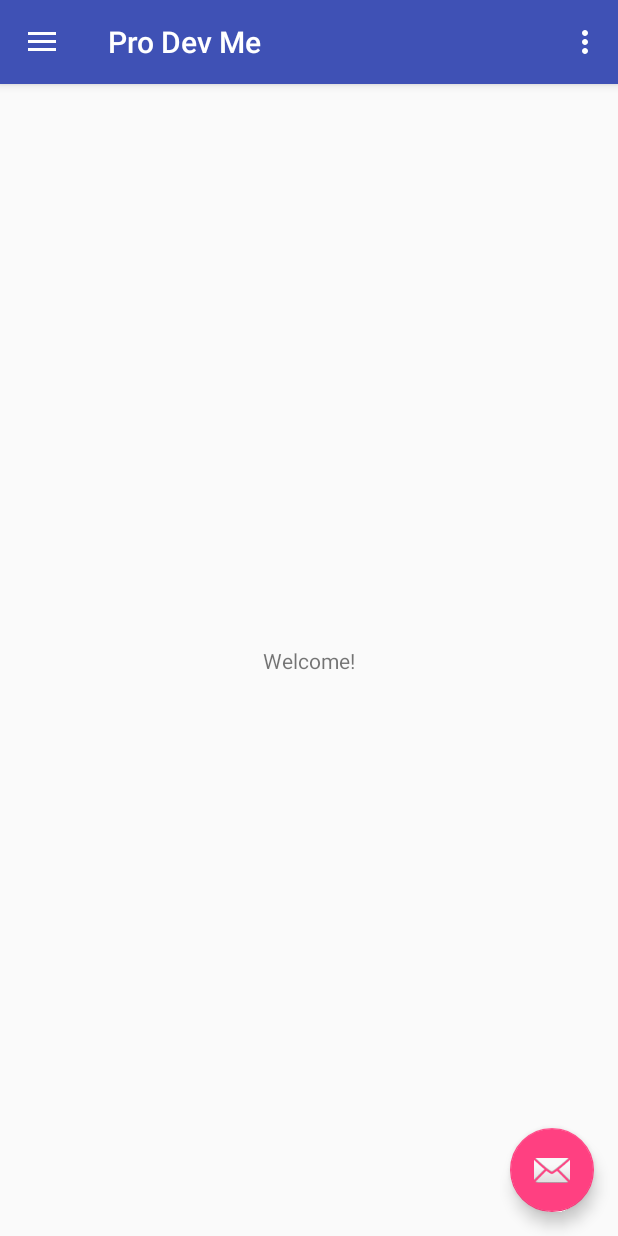
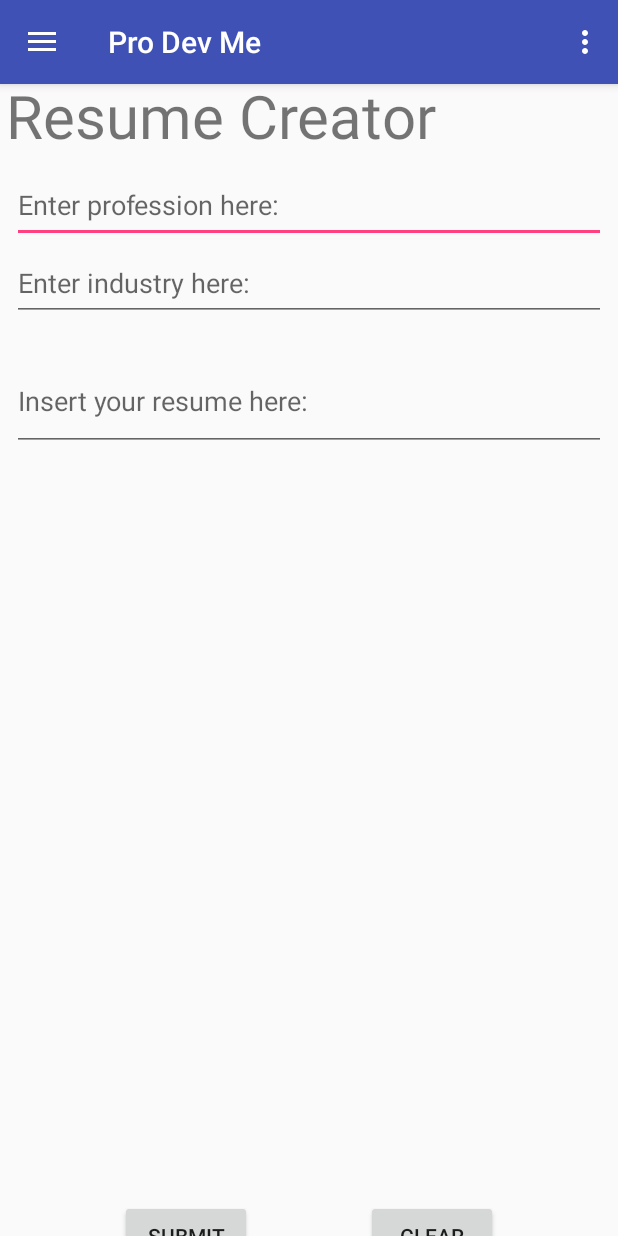
Before and after one commit to jacchevr/ProDevMe, an Android app: the screen it shows after launch (MainActivity), in the side drawer, after a tap on "Create Resume", on a phone screen of 412 x 824 dp. Run offline under Robolectric (Android 15) with nearby library versions, the phone set to English and light mode, and no system bars; our stand-ins replace Room's generated code; libraries missing offline, so code that uses them is left out: com.facebook.stetho; 1 statement that could not run was skipped.

Commit message:
Added new fragments.
Added a welcome screen fragment, a resume viewer fragment, and a resume fragment.

```diff
--- a/app/build.gradle
+++ b/app/build.gradle
@@ -29,6 +29,7 @@ dependencies {
     compile 'com.android.support:design:27.1.0'
     compile 'com.android.support.constraint:constraint-layout:1.0.2'
     compile 'android.arch.persistence.room:runtime:1.0.0'
+    compile 'com.facebook.stetho:stetho:1.5.0'
     testCompile 'junit:junit:4.12'
     annotationProcessor 'android.arch.persistence.room:compiler:1.0.0'
 }
--- a/app/src/main/AndroidManifest.xml
+++ b/app/src/main/AndroidManifest.xml
@@ -8,7 +8,8 @@
     android:label="@string/app_name"
     android:roundIcon="@mipmap/ic_launcher_round"
     android:supportsRtl="true"
-    android:theme="@style/AppTheme">
+    android:theme="@style/AppTheme"
+    android:name=".MyApplication">
     <activity
       android:label="@string/app_name"
       android:name=".MainActivity"
--- a/app/src/main/java/edu/cnm/deepdive/prodevme/MainActivity.java
+++ b/app/src/main/java/edu/cnm/deepdive/prodevme/MainActivity.java
@@ -2,9 +2,6 @@ package edu.cnm.deepdive.prodevme;
 
 import android.arch.persistence.room.Room;
 import android.os.Bundle;
-import android.support.design.widget.FloatingActionButton;
-import android.support.design.widget.Snackbar;
-import android.view.View;
 import android.support.design.widget.NavigationView;
 import android.support.v4.view.GravityCompat;
 import android.support.v4.widget.DrawerLayout;
@@ -26,14 +23,6 @@ public class MainActivity extends AppCompatActivity
     Toolbar toolbar = (Toolbar) findViewById(R.id.toolbar);
     setSupportActionBar(toolbar);
 
-    FloatingActionButton fab = (FloatingActionButton) findViewById(R.id.fab);
-    fab.setOnClickListener(new View.OnClickListener() {
-      @Override
-      public void onClick(View view) {
-        Snackbar.make(view, "Replace with your own action", Snackbar.LENGTH_LONG)
-            .setAction("Action", null).show();
-      }
-    });
 
     DrawerLayout drawer = (DrawerLayout) findViewById(R.id.drawer_layout);
     ActionBarDrawerToggle toggle = new ActionBarDrawerToggle(
@@ -43,6 +32,10 @@ public class MainActivity extends AppCompatActivity
 
     NavigationView navigationView = (NavigationView) findViewById(R.id.nav_view);
     navigationView.setNavigationItemSelectedListener(this);
+    getSupportFragmentManager().beginTransaction()
+                               .replace(R.id.fragment_container, new WelcomeScreenFragment())
+                               .commit();
+
   }
 
   @Override
@@ -86,6 +79,9 @@ public class MainActivity extends AppCompatActivity
     if (id == R.id.my_resumes) {
       // Handle the camera action
     } else if (id == R.id.create_resume) {
+      getSupportFragmentManager().beginTransaction()
+          .replace(R.id.fragment_container, new ResumeFragment())
+          .commit();
 
     } else if (id == R.id.upload_resume) {
 
@@ -100,7 +96,7 @@ public class MainActivity extends AppCompatActivity
     return true;
   }
 
-  public ResumeDatabase getGetDatabase() {
+  public ResumeDatabase getDatabase() {
     if (rDatabase == null){
       rDatabase = Room.databaseBuilder
           (getApplicationContext(), ResumeDatabase.class, "document").build();
--- /dev/null
+++ b/app/src/main/java/edu/cnm/deepdive/prodevme/MyApplication.java
@@ -0,0 +1,11 @@
+package edu.cnm.deepdive.prodevme;
+
+import android.app.Application;
+import com.facebook.stetho.Stetho;
+
+public class MyApplication extends Application {
+    public void onCreate() {
+      super.onCreate();
+      Stetho.initializeWithDefaults(this);
+    }
+  }
--- a/app/src/main/java/edu/cnm/deepdive/prodevme/ResumeDatabase.java
+++ b/app/src/main/java/edu/cnm/deepdive/prodevme/ResumeDatabase.java
@@ -4,6 +4,7 @@ package edu.cnm.deepdive.prodevme;
 import android.arch.persistence.room.Database;
 import android.arch.persistence.room.RoomDatabase;
 import edu.cnm.deepdive.prodevme.dao.DocumentDao;
+import edu.cnm.deepdive.prodevme.dao.UserDao;
 import edu.cnm.deepdive.prodevme.models.Document;
 import edu.cnm.deepdive.prodevme.models.User;
 
@@ -12,4 +13,5 @@ public abstract class ResumeDatabase extends RoomDatabase {
 
   public abstract DocumentDao documentDao();
 
+  public abstract UserDao userDao();
 }
--- a/app/src/main/java/edu/cnm/deepdive/prodevme/ResumeFragment.java
+++ b/app/src/main/java/edu/cnm/deepdive/prodevme/ResumeFragment.java
@@ -6,6 +6,8 @@ import android.support.v4.app.Fragment;
 import android.view.LayoutInflater;
 import android.view.View;
 import android.view.ViewGroup;
+import edu.cnm.deepdive.prodevme.models.Document;
+import edu.cnm.deepdive.prodevme.models.User;
 
 
 /**
@@ -24,7 +26,20 @@ public class ResumeFragment extends Fragment {
       Bundle savedInstanceState) {
     // Inflate the layout for this fragment
     View view = inflater.inflate(R.layout.fragment_resume, container, false);
-
+    new Thread(new Runnable() {
+      @Override
+      public void run() {
+        User user = new User();
+        user.setFirstName("Steve");
+        Document document = new Document();
+        document.setProfession("Java Programmer");
+        document.setIndustry("IT");
+        document.setResume("Resume"); //-Chris
+        document.setUserId(((MainActivity) getActivity()).getDatabase().userDao().insert(user));
+//        document.setUserId(user.getId());
+    ((MainActivity)getActivity()).getDatabase().documentDao().insert(document);
+      }
+    }).start();
 
 
     return view;
--- /dev/null
+++ b/app/src/main/java/edu/cnm/deepdive/prodevme/ResumeViewer.java
@@ -0,0 +1,29 @@
+package edu.cnm.deepdive.prodevme;
+
+
+import android.os.Bundle;
+import android.support.v4.app.Fragment;
+import android.view.LayoutInflater;
+import android.view.View;
+import android.view.ViewGroup;
+
+
+/**
+ * A simple {@link Fragment} subclass.
+ */
+public class ResumeViewer extends Fragment {
+
+
+  public ResumeViewer() {
+    // Required empty public constructor
+  }
+
+
+  @Override
+  public View onCreateView(LayoutInflater inflater, ViewGroup container,
+      Bundle savedInstanceState) {
+    // Inflate the layout for this fragment
+    return inflater.inflate(R.layout.fragment_resume_viewer, container, false);
+  }
+
+}
--- a/app/src/main/java/edu/cnm/deepdive/prodevme/dao/DocumentDao.java
+++ b/app/src/main/java/edu/cnm/deepdive/prodevme/dao/DocumentDao.java
@@ -1,9 +1,29 @@
 package edu.cnm.deepdive.prodevme.dao;
 
 import android.arch.persistence.room.Dao;
+import android.arch.persistence.room.Insert;
 import android.arch.persistence.room.Query;
+import edu.cnm.deepdive.prodevme.models.Document;
+import java.util.List;
 
 @Dao
 public interface DocumentDao {
 
+  @Query("SELECT * FROM document")
+  List<Document> getAll();
+
+  @Query("SELECT * FROM document WHERE resume LIKE :resume LIMIT 1")
+  Document findByResume(String resume);
+
+  @Query("SELECT * FROM document WHERE profession LIKE :profession LIMIT 1")
+  Document findByProfession(String profession);
+
+  @Query("SELECT * FROM document WHERE industry LIKE :industry LIMIT 1")
+  Document findByIndustry(String industry);
+
+  @Query("SELECT * FROM document WHERE id LIKE :id LIMIT 1")
+  Document findById(int id);
+
+  @Insert
+  long insert(Document document);
 }
--- /dev/null
+++ b/app/src/main/java/edu/cnm/deepdive/prodevme/dao/UserDao.java
@@ -0,0 +1,29 @@
+package edu.cnm.deepdive.prodevme.dao;
+
+
+import android.arch.persistence.room.Dao;
+import android.arch.persistence.room.Insert;
+import android.arch.persistence.room.Query;
+import edu.cnm.deepdive.prodevme.models.Document;
+import edu.cnm.deepdive.prodevme.models.User;
+import java.util.List;
+
+@Dao
+public interface UserDao {
+
+  @Query("SELECT * FROM user")
+  List<User> getAll();
+
+  @Query("SELECT * FROM user WHERE first_name LIKE :firstName AND last_name LIKE :lastName LIMIT 1")
+  User findByFullName(String firstName, String lastName);
+
+  @Query("SELECT * FROM user WHERE first_name LIKE :firstName LIMIT 1")
+  User findByFirstName(String firstName);
+
+  @Query("SELECT * FROM user WHERE last_name LIKE :lastName LIMIT 1")
+  User findByLastName(String lastName);
+
+  @Insert
+  long insert(User user);
+
+}
--- a/app/src/main/java/edu/cnm/deepdive/prodevme/models/Document.java
+++ b/app/src/main/java/edu/cnm/deepdive/prodevme/models/Document.java
@@ -2,13 +2,20 @@ package edu.cnm.deepdive.prodevme.models;
 
 import android.arch.persistence.room.ColumnInfo;
 import android.arch.persistence.room.Entity;
+import android.arch.persistence.room.ForeignKey;
 import android.arch.persistence.room.PrimaryKey;
 
-@Entity
+@Entity(foreignKeys = @ForeignKey(entity = User.class,
+    parentColumns = "id",
+    childColumns = "user_id"))
+
 public class Document {
 
   @PrimaryKey(autoGenerate = true)
-  private int id;
+  private long id;
+
+  @ColumnInfo(name = "user_id")
+  private long userId;
 
   @ColumnInfo(name = "profession")
   private String profession;
@@ -22,11 +29,11 @@ public class Document {
   @ColumnInfo(name = "cover_letter")
   private String coverLetter;
 
-  public int getId() {
+  public long getId() {
     return id;
   }
 
-  public void setId(int id) {
+  public void setId(long id) {
     this.id = id;
   }
 
@@ -62,6 +69,10 @@ public class Document {
     this.coverLetter = coverLetter;
   }
 
+  public long getUserId() { return userId; }
+
+  public void setUserId(long userId) { this.userId = userId; }
+
   @Override
-  public String toString() { return profession + " in " + industry + "/n" + resume;}
+  public String toString() { return String.format("%s in %s%n%s", profession, industry, resume);}
 }
--- a/app/src/main/java/edu/cnm/deepdive/prodevme/models/User.java
+++ b/app/src/main/java/edu/cnm/deepdive/prodevme/models/User.java
@@ -9,7 +9,7 @@ import android.arch.persistence.room.PrimaryKey;
 public class User {
 
   @PrimaryKey(autoGenerate = true)
-  private int id;
+  private long id;
 
   @ColumnInfo(name = "last_name")
   private String lastName;
@@ -17,11 +17,11 @@ public class User {
   @ColumnInfo(name = "first_name")
   private String firstName;
 
-  public int getId() {
+  public long getId() {
     return id;
   }
 
-  public void setId(int id) {
+  public void setId(long id) {
     this.id = id;
   }
 
--- a/app/src/main/res/layout/app_bar_main.xml
+++ b/app/src/main/res/layout/app_bar_main.xml
@@ -23,12 +23,5 @@
 
   <include layout="@layout/content_main"/>
 
-  <android.support.design.widget.FloatingActionButton
-    android:id="@+id/fab"
-    android:layout_width="wrap_content"
-    android:layout_height="wrap_content"
-    android:layout_margin="@dimen/fab_margin"
-    android:layout_gravity="bottom|end"
-    app:srcCompat="@android:drawable/ic_dialog_email"/>
 
 </android.support.design.widget.CoordinatorLayout>
--- a/app/src/main/res/layout/content_main.xml
+++ b/app/src/main/res/layout/content_main.xml
@@ -1,21 +1,14 @@
 <?xml version="1.0" encoding="utf-8"?>
-<android.support.constraint.ConstraintLayout
+<android.support.v7.widget.FitWindowsFrameLayout
+  android:id="@+id/fragment_container"
   xmlns:android="http://schemas.android.com/apk/res/android"
-  xmlns:app="http://schemas.android.com/apk/res-auto"
   xmlns:tools="http://schemas.android.com/tools"
   android:layout_width="match_parent"
   android:layout_height="match_parent"
-  app:layout_behavior="@string/appbar_scrolling_view_behavior"
   tools:context="edu.cnm.deepdive.prodevme.MainActivity"
   tools:showIn="@layout/app_bar_main">
 
-  <TextView
-    android:layout_width="wrap_content"
-    android:layout_height="wrap_content"
-    android:text="Welcome!"
-    app:layout_constraintBottom_toBottomOf="parent"
-    app:layout_constraintLeft_toLeftOf="parent"
-    app:layout_constraintRight_toRightOf="parent"
-    app:layout_constraintTop_toTopOf="parent"/>
 
-</android.support.constraint.ConstraintLayout>
+
+
+</android.support.v7.widget.FitWindowsFrameLayout>
--- a/app/src/main/res/layout/fragment_resume.xml
+++ b/app/src/main/res/layout/fragment_resume.xml
@@ -1,13 +1,103 @@
-<FrameLayout xmlns:android="http://schemas.android.com/apk/res/android"
+<android.support.constraint.ConstraintLayout xmlns:android="http://schemas.android.com/apk/res/android"
+  xmlns:app="http://schemas.android.com/apk/res-auto"
   xmlns:tools="http://schemas.android.com/tools"
   android:layout_width="match_parent"
   android:layout_height="match_parent"
-  tools:context="edu.cnm.deepdive.prodevme.ResumeFragment">
+  tools:context="edu.cnm.deepdive.prodevme.ResumeFragment"
+  android:id="@+id/resume_fragment"
+  app:layout_constraintTop_toBottomOf="@id/toolbar">
 
-  <!-- TODO: Update blank fragment layout -->
   <TextView
-    android:layout_width="match_parent"
-    android:layout_height="match_parent"
-    android:text="@string/hello_blank_fragment"/>
+    android:id="@+id/welcome"
+    android:layout_width="0dp"
+    android:layout_height="wrap_content"
+    android:layout_marginTop="50dp"
+    android:layout_marginLeft="4dp"
+    android:layout_marginRight="4dp"
+    android:text="Resume Creator"
+    android:textSize="40dp"
+    app:layout_constraintLeft_toLeftOf="parent"
+    app:layout_constraintRight_toRightOf="parent"
+    app:layout_constraintTop_toTopOf="parent"
+    tools:layout_editor_absoluteX="8dp"/>
 
-</FrameLayout>
+  <EditText
+    android:id="@+id/profession"
+    android:layout_width="0dp"
+    android:layout_height="50dp"
+    android:layout_marginTop="8dp"
+    android:layout_marginLeft="8dp"
+    android:layout_marginRight="8dp"
+    android:hint="Enter profession here:"
+    app:layout_constraintLeft_toLeftOf="parent"
+    app:layout_constraintRight_toRightOf="parent"
+    app:layout_constraintTop_toBottomOf="@+id/welcome"
+    />
+  <!--android:maxLines="2"-->
+
+
+
+  <EditText
+    android:id="@+id/industry"
+    android:layout_width="0dp"
+    android:layout_height="50dp"
+    android:layout_marginTop="2dp"
+    android:layout_marginStart="8dp"
+    android:layout_marginEnd="8dp"
+    android:layout_marginLeft="8dp"
+    android:layout_marginRight="8dp"
+    android:hint="Enter industry here:"
+    android:maxLines="2"
+    app:layout_constraintHorizontal_bias="0.0"
+    app:layout_constraintLeft_toLeftOf="parent"
+    app:layout_constraintRight_toRightOf="parent"
+    app:layout_constraintTop_toBottomOf="@+id/profession"
+    app:layout_constraintVertical_bias="1.0"/>
+
+  <EditText
+    android:id="@+id/resumeInsert"
+    android:layout_width="0dp"
+    android:layout_height="wrap_content"
+    android:layout_marginTop="20dp"
+    android:layout_marginBottom="24dp"
+    android:layout_marginStart="8dp"
+    android:layout_marginEnd="8dp"
+    android:layout_marginLeft="8dp"
+    android:layout_marginRight="8dp"
+    android:hint="Insert your resume here:"
+    android:inputType="textMultiLine"
+    android:lines="11"
+    android:maxHeight="200dp"
+    android:minLines="2"
+    android:scrollbars="vertical"
+    app:layout_constraintHorizontal_bias="0.0"
+    app:layout_constraintLeft_toLeftOf="parent"
+    app:layout_constraintRight_toRightOf="parent"
+    app:layout_constraintTop_toBottomOf="@+id/industry"
+    app:layout_constraintVertical_bias="0.0"/>
+
+  <Button
+    android:id="@+id/submit_button"
+    android:layout_width="wrap_content"
+    android:layout_height="wrap_content"
+    android:layout_marginBottom="24dp"
+    android:layout_marginLeft="80dp"
+    android:layout_marginTop="480dp"
+    android:text="Submit"
+    app:layout_constraintTop_toBottomOf="parent"
+    app:layout_constraintBottom_toBottomOf="parent"
+    app:layout_constraintLeft_toLeftOf="parent"/>
+
+  <Button
+    android:id="@+id/clear_button"
+    android:layout_width="wrap_content"
+    android:layout_height="wrap_content"
+    android:layout_marginBottom="24dp"
+    android:layout_marginRight="80dp"
+    android:layout_marginTop="480dp"
+    android:text="Clear"
+    app:layout_constraintTop_toBottomOf="parent"
+    app:layout_constraintBottom_toBottomOf="parent"
+    app:layout_constraintRight_toRightOf="parent"/>
+
+</android.support.constraint.ConstraintLayout>
--- /dev/null
+++ b/app/src/main/res/layout/fragment_resume_viewer.xml
@@ -0,0 +1,13 @@
+<FrameLayout xmlns:android="http://schemas.android.com/apk/res/android"
+  xmlns:tools="http://schemas.android.com/tools"
+  android:layout_width="match_parent"
+  android:layout_height="match_parent"
+  tools:context="edu.cnm.deepdive.prodevme.ResumeViewer">
+
+  <!-- TODO: Update blank fragment layout -->
+  <TextView
+    android:layout_width="match_parent"
+    android:layout_height="match_parent"
+    android:text="@string/hello_blank_fragment"/>
+
+</FrameLayout>
--- a/app/src/main/res/layout/fragment_welcome_screen.xml
+++ b/app/src/main/res/layout/fragment_welcome_screen.xml
@@ -3,7 +3,8 @@
   xmlns:tools="http://schemas.android.com/tools"
   android:layout_width="match_parent"
   android:layout_height="match_parent"
-  tools:context="edu.cnm.deepdive.prodevme.WelcomeScreenFragment">
+  tools:context="edu.cnm.deepdive.prodevme.WelcomeScreenFragment"
+  app:layout_constraintBottom_toBottomOf="parent">
 
   <!-- TODO: Update blank fragment layout -->
   <ImageView
@@ -31,20 +32,19 @@
       android:id="@+id/welcomeMessage"
       android:textStyle="bold"
       android:gravity="center"
-      android:layout_width="match_parent"
+      android:layout_width="wrap_content"
       android:layout_height="wrap_content"
-      android:layout_marginTop="20dp"
+      android:layout_marginTop="60dp"
       android:paddingLeft="10dp"
       android:paddingRight="10dp"
       android:ems="10"
       android:fontFamily="serif"
-      android:inputType="textPersonName"
       android:text="Welcome, professional!"
       android:textColor="#4f4f4f"
-      android:textSize="30dp"
+      android:textSize="30sp"
       app:layout_constraintLeft_toLeftOf="parent"
       app:layout_constraintRight_toRightOf="parent"
-      app:layout_constraintTop_toTopOf="@+id/imageView2"/>
+      app:layout_constraintTop_toTopOf="parent"/>
 
 
 
```
